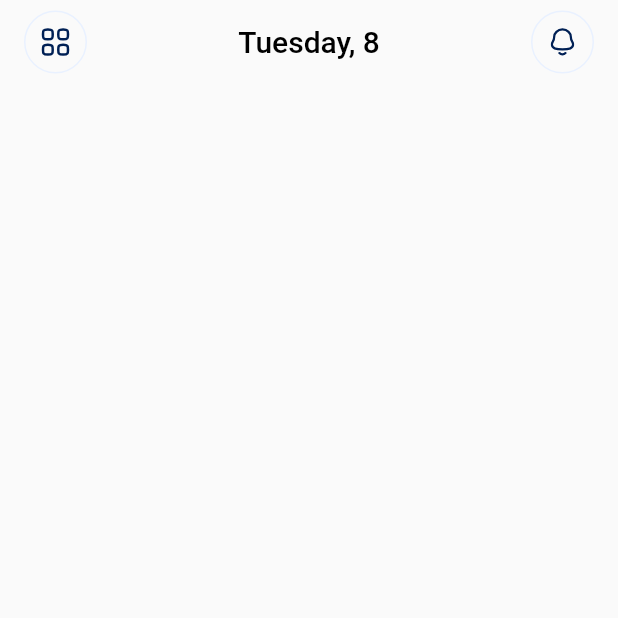
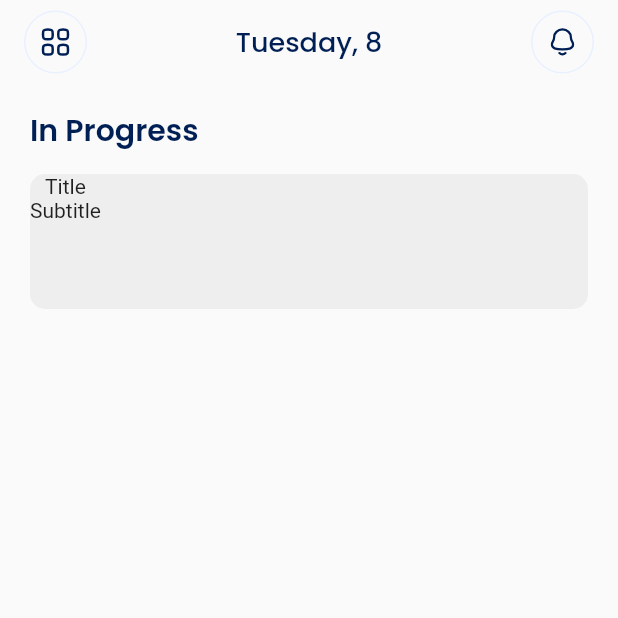
Before and after one commit to AgusDharmaUDEL93/tasker-RPL, a Flutter app: the screen it shows after launch, on a phone screen of 412 x 824 dp, the top half of it. Run offline on Flutter 3.47's test engine with Material 2 defaults, Android fonts, the phone set to English and light mode, and no system bars; our stand-ins replace flutter_svg, google_fonts.

Commit message:
feat: create basic structure for the tasks and implemented dependency for googlefonts

```diff
--- a/lib/layers/app/views/ui/home/home_view.dart
+++ b/lib/layers/app/views/ui/home/home_view.dart
@@ -1,6 +1,8 @@
 import 'package:flutter/material.dart';
-import 'package:flutter_svg/flutter_svg.dart';
+import 'package:google_fonts/google_fonts.dart';
 import 'package:tasker/layers/app/views/ui/widgets/home_appbar.dart';
+
+import '../../../../core/utils/constants.dart';
 
 class HomePage extends StatelessWidget {
   const HomePage({super.key});
@@ -13,7 +15,63 @@ class HomePage extends StatelessWidget {
         backgroundColor: Colors.transparent,
         title: const HomeAppBar(),
       ),
-      body: Container(),
+      body: Container(
+        width: MediaQuery.of(context).size.width,
+        child: Padding(
+          padding: const EdgeInsets.symmetric(horizontal: 20, vertical: 16),
+          child: Column(
+            crossAxisAlignment: CrossAxisAlignment.start,
+            children: [
+              Text(
+                'In Progress',
+                style: GoogleFonts.poppins(
+                  fontSize: 20,
+                  color: kDarkBlue,
+                  fontWeight: FontWeight.w600,
+                ),
+              ),
+              SizedBox(
+                height: 14,
+              ),
+              Column(
+                children: [
+                  ClipRRect(
+                    borderRadius: BorderRadius.circular(10),
+                    child: Container(
+                      height: 90,
+                      width: MediaQuery.of(context).size.width,
+                      color: Colors.grey[200],
+                      child: Row(
+                        children: [
+                          Column(
+                            children: [
+                              Text('Title'),
+                              Text('Subtitle'),
+                            ],
+                          )
+                        ],
+                      ),
+                    ),
+                  )
+                  // ClipRRect(
+                  //   borderRadius: BorderRadius.circular(10),
+                  //   child: Container(
+                  //     color: Colors.grey[200],
+                  //     child: ListTile(
+                  //       minVerticalPadding: 14,
+                  //       title: Text('Create Detail Booking'),
+                  //       subtitle: Text(
+                  //           'Lorem ipsum dolor sit amet, consectetur adipiscing'),
+                  //       trailing: Icon(Icons.add),
+                  //     ),
+                  //   ),
+                  // )
+                ],
+              ),
+            ],
+          ),
+        ),
+      ),
     );
   }
 }
--- a/lib/layers/app/views/ui/widgets/home_appbar.dart
+++ b/lib/layers/app/views/ui/widgets/home_appbar.dart
@@ -1,5 +1,6 @@
 import 'package:flutter/material.dart';
 import 'package:flutter_svg/svg.dart';
+import 'package:google_fonts/google_fonts.dart';
 import 'package:intl/intl.dart';
 import '../../../../core/utils/constants.dart';
 
@@ -29,7 +30,11 @@ class HomeAppBar extends StatelessWidget {
         ),
         Text(
           '${DateFormat('EEEE').format(DateTime.now())}, ${DateFormat('d').format(DateTime.now())}',
-          style: TextStyle(color: Colors.black),
+          style: GoogleFonts.poppins(
+            color: kDarkBlue,
+            fontWeight: FontWeight.w500,
+            fontSize: 18,
+          ),
         ),
         Container(
           decoration: BoxDecoration(
--- a/lib/layers/core/utils/constants.dart
+++ b/lib/layers/core/utils/constants.dart
@@ -3,3 +3,4 @@ import 'package:flutter/material.dart';
 const String kHomeRoute = '/';
 
 const Color kLightBlue = Color(0xFFE9F1FF);
+const Color kDarkBlue = Color(0xFF002055);
--- a/pubspec.yaml
+++ b/pubspec.yaml
@@ -39,6 +39,7 @@ dependencies:
   hive: ^2.2.3
   flutter_svg: ^1.1.6
   intl: ^0.17.0
+  google_fonts: ^3.0.1
 
 dev_dependencies:
   flutter_test:
```
Also changed, not shown: pubspec.lock.
